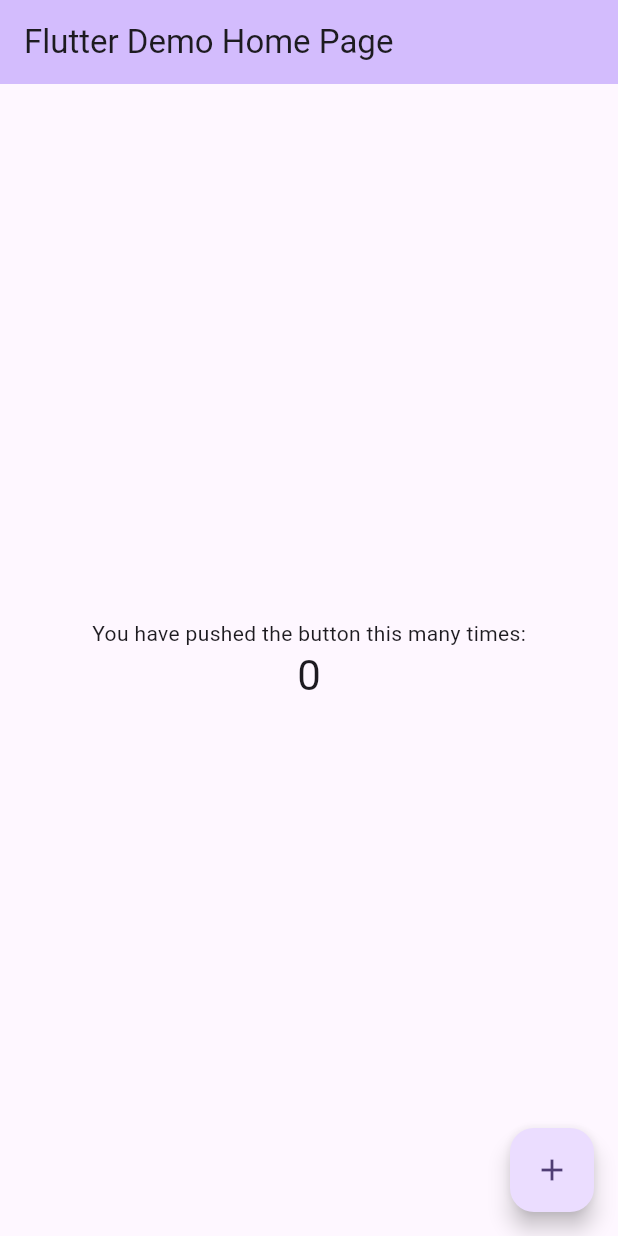
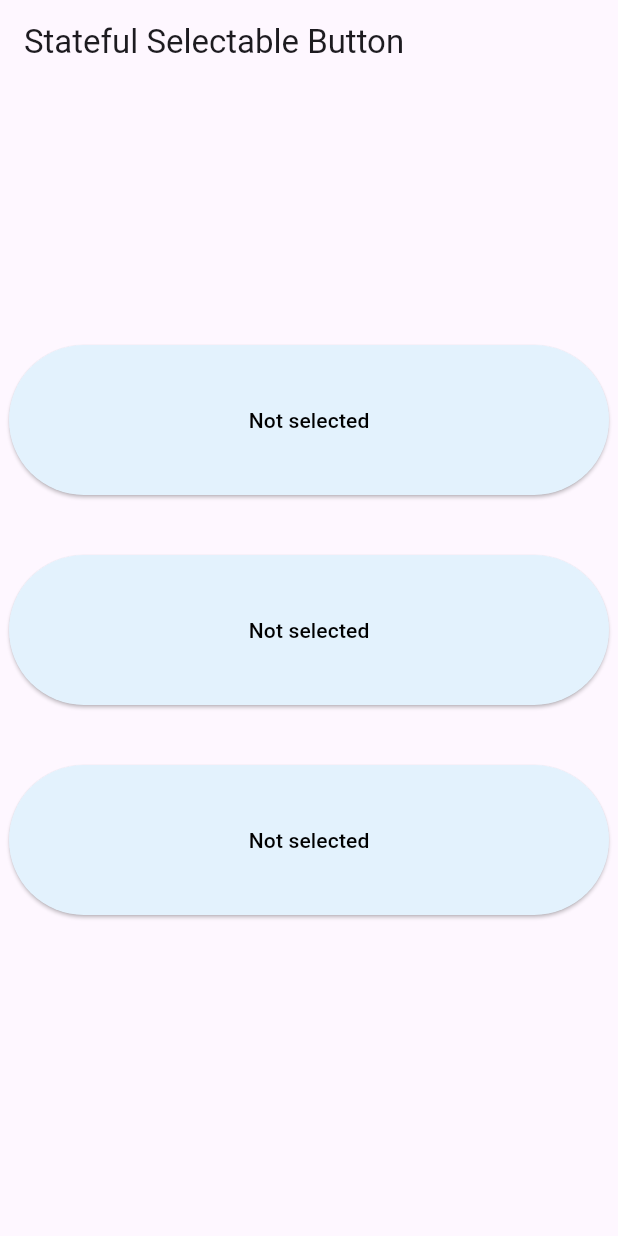
Before and after one commit to dina-seng/mobile-W7, a Flutter app: the screen it shows after launch, on a phone screen of 412 x 824 dp. Run offline on Flutter 3.47's test engine with Material 3 defaults, Android fonts, the phone set to English and light mode, and no system bars.

Commit message:
Add Ex1Screen and SelectableButton widgets for stateful button functionality

```diff
--- /dev/null
+++ b/lib/ex1_selectable_button/ex1_screen.dart
@@ -0,0 +1,27 @@
+import 'package:flutter/material.dart';
+
+import 'widgets/selectable_button.dart';
+
+class Ex1Screen extends StatelessWidget {
+  const Ex1Screen({super.key});
+
+  @override
+  Widget build(BuildContext context) {
+    return Scaffold(
+      appBar: AppBar(title: const Text('Stateful Selectable Button')),
+      body: const Center(
+        child: Column(
+          mainAxisAlignment: MainAxisAlignment.center,
+          children: [
+            SelectableButton(),
+            SizedBox(height: 40),
+            SelectableButton(),
+            SizedBox(height: 40),
+            SelectableButton(),
+            SizedBox(height: 40),
+          ],
+        ),
+      ),
+    );
+  }
+}
--- /dev/null
+++ b/lib/ex1_selectable_button/widgets/selectable_button.dart
@@ -0,0 +1,37 @@
+import 'package:flutter/material.dart';
+
+class SelectableButton extends StatefulWidget {
+  const SelectableButton({super.key});
+
+  @override
+  State<SelectableButton> createState() => _SelectableButtonState();
+}
+
+class _SelectableButtonState extends State<SelectableButton> {
+  bool isSelect = false;
+
+  String get buttonText => isSelect ? 'Selected' : 'Not selected';
+  Color get textColor => isSelect ? Colors.white : Colors.black;
+  Color get backgroundColor => isSelect ? Colors.blue[500]! : Colors.blue[50]!;
+
+  void onPress() {
+    setState(() {
+      isSelect = !isSelect;
+    });
+  }
+
+  @override
+  Widget build(BuildContext context) {
+    return SizedBox(
+      width: 400,
+      height: 100,
+      child: ElevatedButton(
+        onPressed: onPress,
+        style: ElevatedButton.styleFrom(backgroundColor: backgroundColor),
+        child: Center(
+          child: Text(buttonText, style: TextStyle(color: textColor)),
+        ),
+      ),
+    );
+  }
+}
--- a/lib/main.dart
+++ b/lib/main.dart
@@ -1,122 +1,13 @@
 import 'package:flutter/material.dart';
 
+import 'ex1_selectable_button/ex1_screen.dart';
+
+
 void main() {
-  runApp(const MyApp());
+  runApp(
+    const MaterialApp(
+      debugShowCheckedModeBanner: false,
+      home: Ex1Screen(),
+    ),
+  );
 }
-
-class MyApp extends StatelessWidget {
-  const MyApp({super.key});
-
-  // This widget is the root of your application.
-  @override
-  Widget build(BuildContext context) {
-    return MaterialApp(
-      title: 'Flutter Demo',
-      theme: ThemeData(
-        // This is the theme of your application.
-        //
-        // TRY THIS: Try running your application with "flutter run". You'll see
-        // the application has a purple toolbar. Then, without quitting the app,
-        // try changing the seedColor in the colorScheme below to Colors.green
-        // and then invoke "hot reload" (save your changes or press the "hot
-        // reload" button in a Flutter-supported IDE, or press "r" if you used
-        // the command line to start the app).
-        //
-        // Notice that the counter didn't reset back to zero; the application
-        // state is not lost during the reload. To reset the state, use hot
-        // restart instead.
-        //
-        // This works for code too, not just values: Most code changes can be
-        // tested with just a hot reload.
-        colorScheme: .fromSeed(seedColor: Colors.deepPurple),
-      ),
-      home: const MyHomePage(title: 'Flutter Demo Home Page'),
-    );
-  }
-}
-
-class MyHomePage extends StatefulWidget {
-  const MyHomePage({super.key, required this.title});
-
-  // This widget is the home page of your application. It is stateful, meaning
-  // that it has a State object (defined below) that contains fields that affect
-  // how it looks.
-
-  // This class is the configuration for the state. It holds the values (in this
-  // case the title) provided by the parent (in this case the App widget) and
-  // used by the build method of the State. Fields in a Widget subclass are
-  // always marked "final".
-
-  final String title;
-
-  @override
-  State<MyHomePage> createState() => _MyHomePageState();
-}
-
-class _MyHomePageState extends State<MyHomePage> {
-  int _counter = 0;
-
-  void _incrementCounter() {
-    setState(() {
-      // This call to setState tells the Flutter framework that something has
-      // changed in this State, which causes it to rerun the build method below
-      // so that the display can reflect the updated values. If we changed
-      // _counter without calling setState(), then the build method would not be
-      // called again, and so nothing would appear to happen.
-      _counter++;
-    });
-  }
-
-  @override
-  Widget build(BuildContext context) {
-    // This method is rerun every time setState is called, for instance as done
-    // by the _incrementCounter method above.
-    //
-    // The Flutter framework has been optimized to make rerunning build methods
-    // fast, so that you can just rebuild anything that needs updating rather
-    // than having to individually change instances of widgets.
-    return Scaffold(
-      appBar: AppBar(
-        // TRY THIS: Try changing the color here to a specific color (to
-        // Colors.amber, perhaps?) and trigger a hot reload to see the AppBar
-        // change color while the other colors stay the same.
-        backgroundColor: Theme.of(context).colorScheme.inversePrimary,
-        // Here we take the value from the MyHomePage object that was created by
-        // the App.build method, and use it to set our appbar title.
-        title: Text(widget.title),
-      ),
-      body: Center(
-        // Center is a layout widget. It takes a single child and positions it
-        // in the middle of the parent.
-        child: Column(
-          // Column is also a layout widget. It takes a list of children and
-          // arranges them vertically. By default, it sizes itself to fit its
-          // children horizontally, and tries to be as tall as its parent.
-          //
-          // Column has various properties to control how it sizes itself and
-          // how it positions its children. Here we use mainAxisAlignment to
-          // center the children vertically; the main axis here is the vertical
-          // axis because Columns are vertical (the cross axis would be
-          // horizontal).
-          //
-          // TRY THIS: Invoke "debug painting" (choose the "Toggle Debug Paint"
-          // action in the IDE, or press "p" in the console), to see the
-          // wireframe for each widget.
-          mainAxisAlignment: .center,
-          children: [
-            const Text('You have pushed the button this many times:'),
-            Text(
-              '$_counter',
-              style: Theme.of(context).textTheme.headlineMedium,
-            ),
-          ],
-        ),
-      ),
-      floatingActionButton: FloatingActionButton(
-        onPressed: _incrementCounter,
-        tooltip: 'Increment',
-        child: const Icon(Icons.add),
-      ),
-    );
-  }
-}
```
